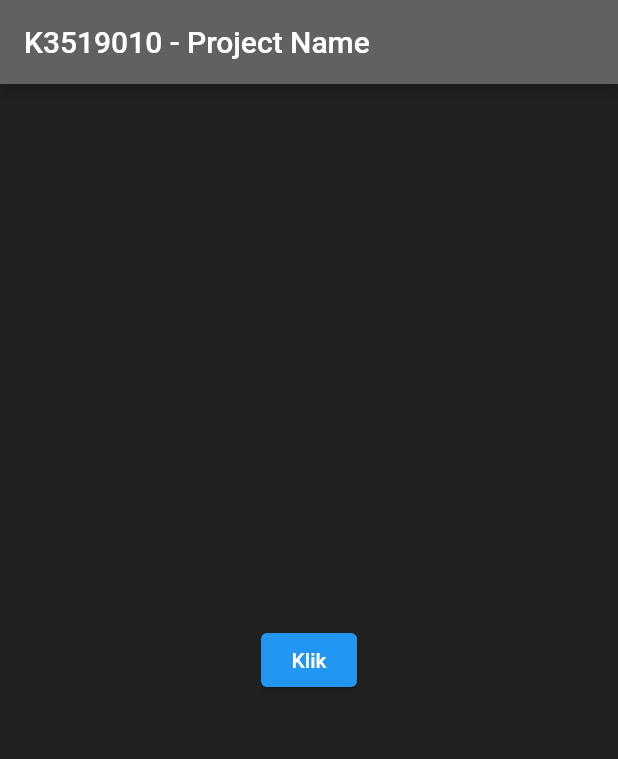
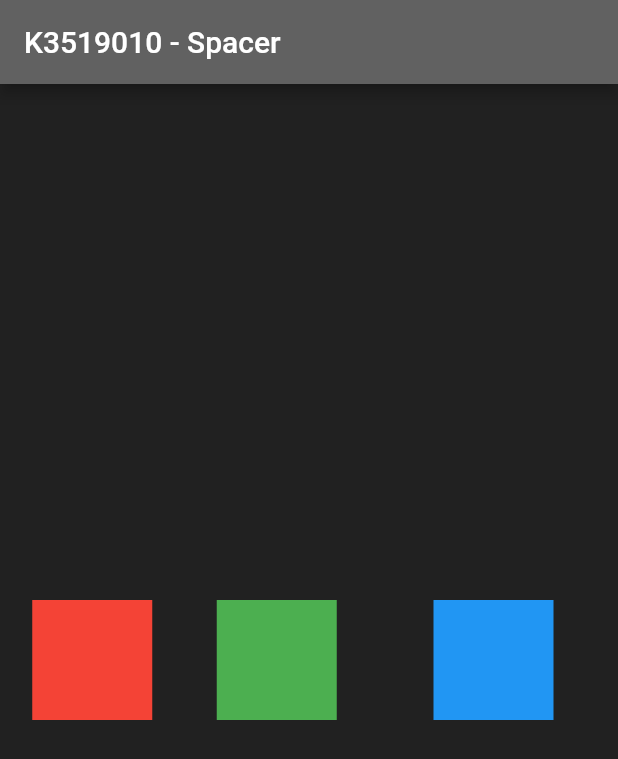
Before and after one commit to anhzf/college-flutter, a Flutter app: the screen it shows after launch, on a phone screen of 412 x 824 dp. Shown: the top 759 px of the screen. Run offline on Flutter 3.47's test engine with Material 2 defaults, Android fonts, the phone set to English and light mode, and no system bars.

Commit message:
feat: :sparkles: done with Spacer Widget

```diff
--- a/lib/main.dart
+++ b/lib/main.dart
@@ -4,7 +4,7 @@ void main() => runApp(
       MaterialApp(
         home: Scaffold(
           appBar: AppBar(
-            title: Text('K3519010 - Project Name'),
+            title: Text('K3519010 - Spacer'),
             backgroundColor: Colors.grey.shade700,
           ),
           body: MyApp(),
@@ -18,20 +18,16 @@ class MyApp extends StatelessWidget {
   @override
   Widget build(BuildContext ctx) {
     return Center(
-      child: ElevatedButton(
-        child: Text('Klik'),
-        onPressed: () => showDialog<String>(
-          context: ctx,
-          builder: (BuildContext ctx) => AlertDialog(
-            content: Text('asdadasd'),
-            actions: [
-              TextButton(
-                child: Text('Tutup'),
-                onPressed: () => Navigator.of(ctx).pop(),
-              ),
-            ],
-          ),
-        ),
+      child: Row(
+        children: [
+          Spacer(flex: 1),
+          Container(width: 80, height: 80, color: Colors.red),
+          Spacer(flex: 2),
+          Container(width: 80, height: 80, color: Colors.green),
+          Spacer(flex: 3),
+          Container(width: 80, height: 80, color: Colors.blue),
+          Spacer(flex: 2),
+        ],
       ),
     );
   }
```
